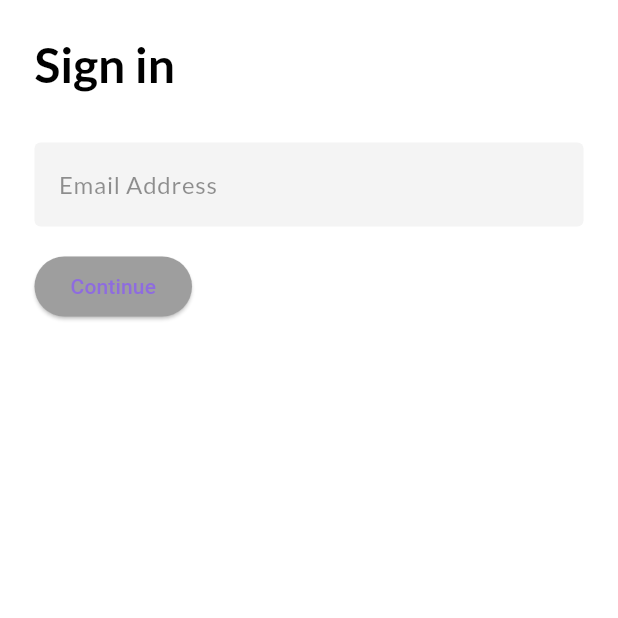
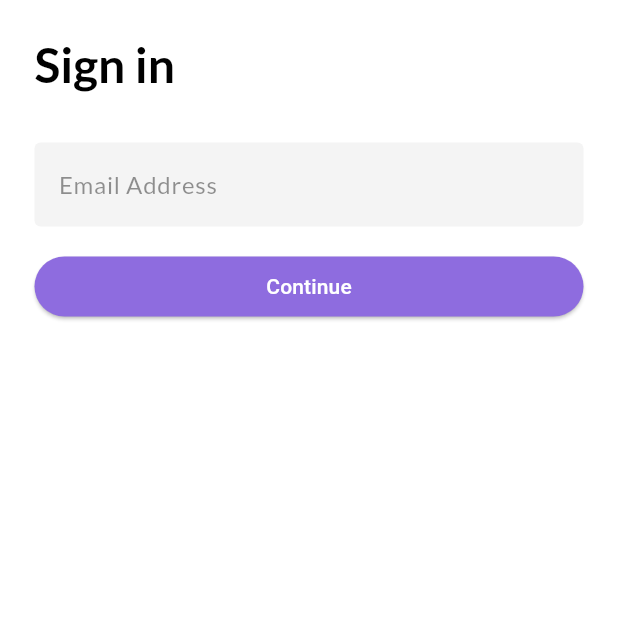
Before and after one commit to thileebanb/clot, a Flutter app: the screen it shows after launch, on a phone screen of 412 x 824 dp, the top half of it. Run offline on Flutter 3.47's test engine with Material 3 defaults, Android fonts, the phone set to English and light mode, and no system bars; our stand-ins replace bloc, flutter_bloc, freezed_annotation, get_it, google_fonts.

Commit message:
Add app-elevated-button widget

```diff
--- a/lib/core/widgets/app_elevated_button.dart
+++ b/lib/core/widgets/app_elevated_button.dart
@@ -1,17 +1,32 @@
+import 'package:clot/core/extensions/build_context_extension.dart';
 import 'package:flutter/material.dart';
 
 class AppElevatedButton extends StatelessWidget {
   const AppElevatedButton({
     super.key,
-    required this.onPressed,
     required this.title,
+    this.onPressed,
+    this.width,
   });
 
-  final VoidCallback onPressed;
   final String title;
+  final VoidCallback? onPressed;
+  final double? width;
 
   @override
   Widget build(BuildContext context) {
-    return ElevatedButton(onPressed: onPressed, child: Text(title));
+    return SizedBox(
+      width: width,
+      child: ElevatedButton(
+        onPressed: onPressed,
+        style: ElevatedButton.styleFrom(
+          backgroundColor: context.colorScheme.primary,
+        ),
+        child: Text(
+          title,
+          style: TextStyle(color: context.colorScheme.onPrimary),
+        ),
+      ),
+    );
   }
 }
--- a/lib/features/auth/presentation/pages/sign_in_page.dart
+++ b/lib/features/auth/presentation/pages/sign_in_page.dart
@@ -40,7 +40,11 @@ class _SignInPageState extends State<SignInPage> {
               ),
               SizedBox(height: 16),
 
-              AppElevatedButton(onPressed: () {}, title: 'Continue'),
+              AppElevatedButton(
+                onPressed: () {},
+                title: 'Continue',
+                width: double.infinity,
+              ),
             ],
           ),
         ),
```
